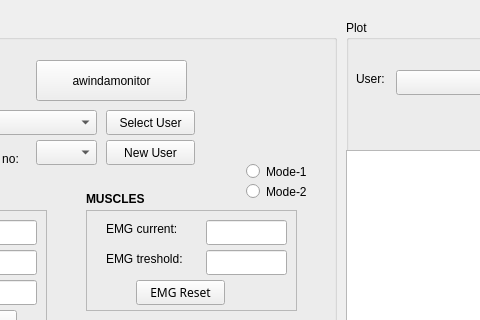
Above: ui/main.ui from frdedynamics/hrc_training before the change; both pictures show x 224 to 704 and y 0 to 320 of the 1000 by 767 pixel window. Below: the same form after it.
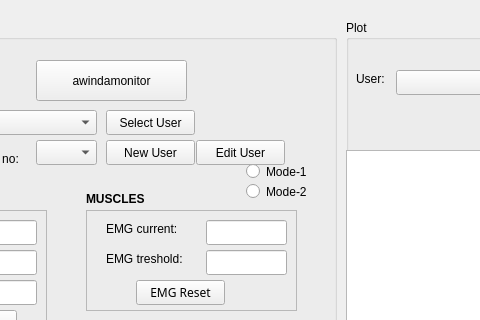
That is the form after the change. Icons and pictures are not drawn.

Commit message: edit user added. Working fine

The edit to the form file:
```diff
--- a/ui/main.ui
+++ b/ui/main.ui
@@ -600,6 +600,19 @@
      </property>
     </widget>
    </widget>
+   <widget class="QPushButton" name="editUserButton">
+    <property name="geometry">
+     <rect>
+      <x>400</x>
+      <y>120</y>
+      <width>89</width>
+      <height>25</height>
+     </rect>
+    </property>
+    <property name="text">
+     <string>Edit User</string>
+    </property>
+   </widget>
    <zorder>emg_frame</zorder>
    <zorder>joint_frame</zorder>
    <zorder>loggingcheckBox</zorder>
@@ -623,6 +636,7 @@
    <zorder>label_2</zorder>
    <zorder>label_3</zorder>
    <zorder>groupBox</zorder>
+   <zorder>editUserButton</zorder>
   </widget>
   <widget class="QGroupBox" name="plotgroupBox">
    <property name="geometry">
```
The commit also changes 5 other files.
